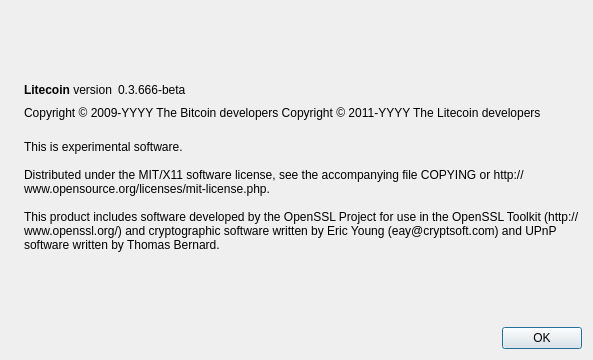
Qt form src/qt/forms/aboutdialog.ui (Crypto-Currency/Emerald-OLD---DO-NOT-USE) before a commit.
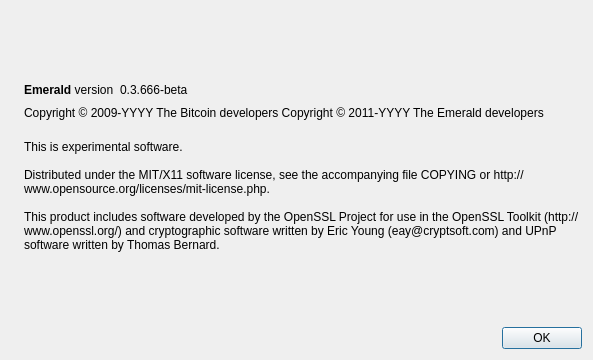
The same form after that commit. Icons and pictures are not drawn.

Commit message: changed Litecoin to Emerald

What changed in the file:
```diff
--- a/src/qt/forms/aboutdialog.ui
+++ b/src/qt/forms/aboutdialog.ui
@@ -50,7 +50,7 @@
           <cursorShape>IBeamCursor</cursorShape>
          </property>
          <property name="text">
-          <string>&lt;b&gt;Litecoin&lt;/b&gt; version</string>
+          <string>&lt;b&gt;Emerald&lt;/b&gt; version</string>
          </property>
          <property name="textInteractionFlags">
           <set>Qt::LinksAccessibleByMouse|Qt::TextSelectableByKeyboard|Qt::TextSelectableByMouse</set>
@@ -92,7 +92,7 @@
        </property>
        <property name="text">
         <string notr="true">Copyright &amp;copy; 2009-YYYY The Bitcoin developers
-Copyright &amp;copy; 2011-YYYY The Litecoin developers</string>
+Copyright &amp;copy; 2011-YYYY The Emerald developers</string>
        </property>
        <property name="textFormat">
         <enum>Qt::RichText</enum>
```
Left out of the diff: 2 changed lines with no effect on the pictures. The commit also changes 103 other files.
